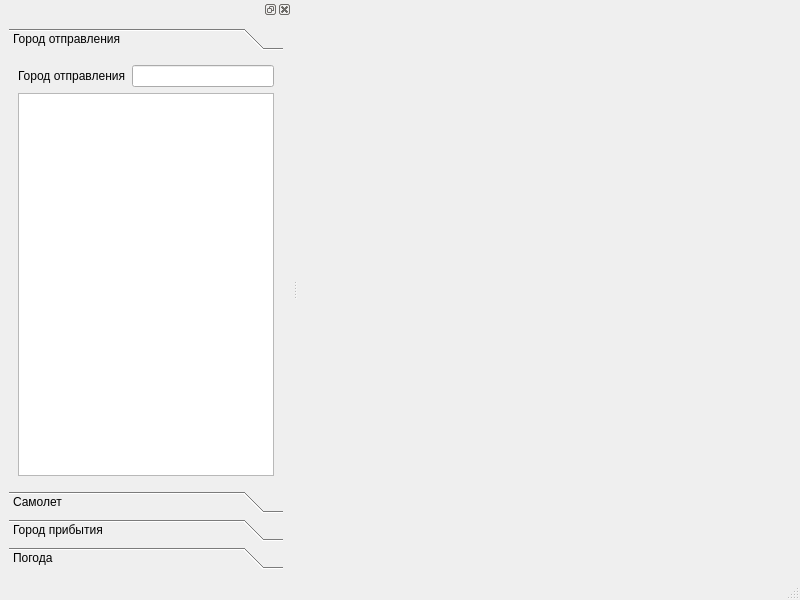
This is mainwindow.ui in Shtrulpex/Aircontrol as Qt 5 draws it before an edit. The edited form follows.
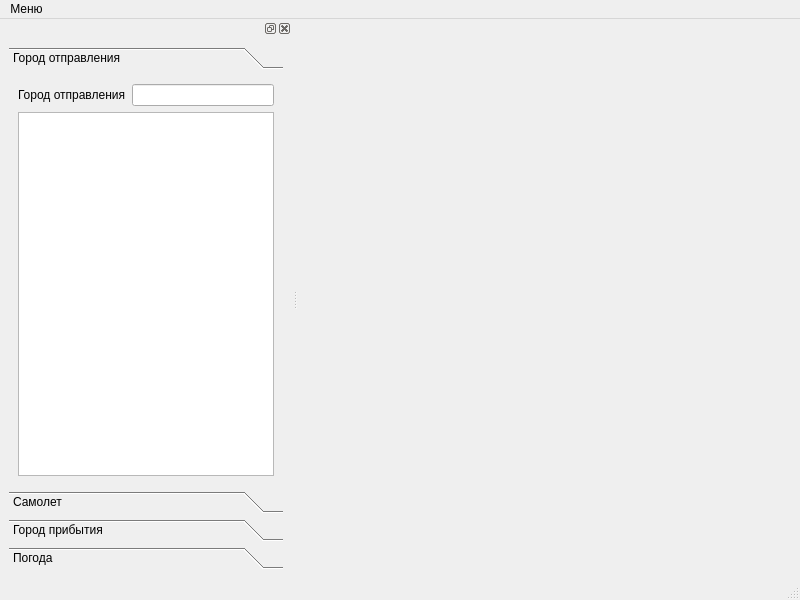
This is the edited form. The open tabs and pages were chosen to show the change.

```diff
--- a/mainwindow.ui
+++ b/mainwindow.ui
@@ -23,6 +23,13 @@
      <height>22</height>
     </rect>
    </property>
+   <widget class="QMenu" name="menu">
+    <property name="title">
+     <string>Меню</string>
+    </property>
+    <addaction name="actionOpen"/>
+   </widget>
+   <addaction name="menu"/>
   </widget>
   <widget class="QStatusBar" name="statusbar"/>
   <widget class="QDockWidget" name="dockWidget">
@@ -47,8 +54,8 @@
          <rect>
           <x>0</x>
           <y>0</y>
-          <width>221</width>
-          <height>381</height>
+          <width>353</width>
+          <height>395</height>
          </rect>
         </property>
         <attribute name="label">
```
Left out of the diff: 13 changed lines with no effect on the pictures.
